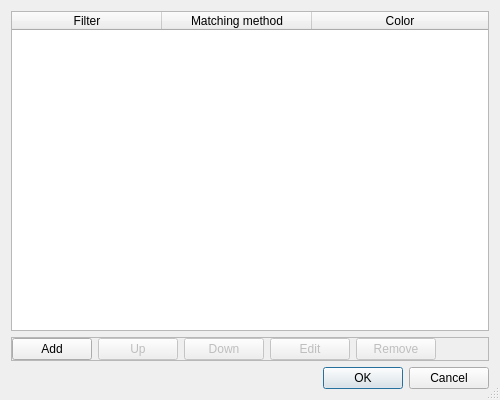
gdevic/Z80Explorer, file src/DialogEditColors.ui: the form before one commit.
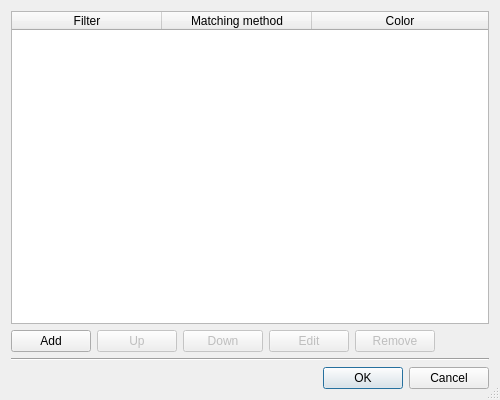
The form after the commit.

Commit message: Rewriting Dialog Edit Colors using a new frameless style

What changed in the file:
```diff
--- a/src/DialogEditColors.ui
+++ b/src/DialogEditColors.ui
@@ -16,28 +16,46 @@
   <property name="sizeGripEnabled">
    <bool>true</bool>
   </property>
-  <layout class="QGridLayout" name="gridLayout">
-   <item row="1" column="0">
-    <widget class="QFrame" name="frame">
-     <property name="frameShape">
-      <enum>QFrame::StyledPanel</enum>
+  <layout class="QVBoxLayout" name="verticalLayout">
+   <item>
+    <widget class="QTableWidget" name="table">
+     <property name="editTriggers">
+      <set>QAbstractItemView::NoEditTriggers</set>
      </property>
-     <property name="frameShadow">
-      <enum>QFrame::Raised</enum>
+     <property name="selectionBehavior">
+      <enum>QAbstractItemView::SelectRows</enum>
      </property>
+     <property name="columnCount">
+      <number>3</number>
+     </property>
+     <attribute name="horizontalHeaderMinimumSectionSize">
+      <number>30</number>
+     </attribute>
+     <attribute name="horizontalHeaderDefaultSectionSize">
+      <number>150</number>
+     </attribute>
+     <attribute name="horizontalHeaderStretchLastSection">
+      <bool>true</bool>
+     </attribute>
+     <column>
+      <property name="text">
+       <string>Filter</string>
+      </property>
+     </column>
+     <column>
+      <property name="text">
+       <string>Matching method</string>
+      </property>
+     </column>
+     <column>
+      <property name="text">
+       <string>Color</string>
+      </property>
+     </column>
+    </widget>
+   </item>
+   <item>
      <layout class="QHBoxLayout" name="horizontalLayout">
-      <property name="leftMargin">
-       <number>0</number>
-      </property>
-      <property name="topMargin">
-       <number>0</number>
-      </property>
-      <property name="rightMargin">
-       <number>0</number>
-      </property>
-      <property name="bottomMargin">
-       <number>0</number>
-      </property>
       <item>
        <widget class="QPushButton" name="btAdd">
         <property name="text">
@@ -92,16 +110,22 @@
         </property>
         <property name="sizeHint" stdset="0">
          <size>
-          <width>224</width>
+         <width>40</width>
           <height>20</height>
          </size>
         </property>
        </spacer>
       </item>
      </layout>
+   </item>
+   <item>
+    <widget class="Line" name="line">
+     <property name="orientation">
+      <enum>Qt::Horizontal</enum>
+     </property>
     </widget>
    </item>
-   <item row="2" column="0">
+   <item>
     <widget class="QDialogButtonBox" name="buttonBox">
      <property name="orientation">
       <enum>Qt::Horizontal</enum>
@@ -111,43 +135,6 @@
      </property>
     </widget>
    </item>
-   <item row="0" column="0">
-    <widget class="QTableWidget" name="table">
-     <property name="editTriggers">
-      <set>QAbstractItemView::NoEditTriggers</set>
-     </property>
-     <property name="selectionBehavior">
-      <enum>QAbstractItemView::SelectRows</enum>
-     </property>
-     <property name="columnCount">
-      <number>3</number>
-     </property>
-     <attribute name="horizontalHeaderMinimumSectionSize">
-      <number>30</number>
-     </attribute>
-     <attribute name="horizontalHeaderDefaultSectionSize">
-      <number>150</number>
-     </attribute>
-     <attribute name="horizontalHeaderStretchLastSection">
-      <bool>true</bool>
-     </attribute>
-     <column>
-      <property name="text">
-       <string>Filter</string>
-      </property>
-     </column>
-     <column>
-      <property name="text">
-       <string>Matching method</string>
-      </property>
-     </column>
-     <column>
-      <property name="text">
-       <string>Color</string>
-      </property>
-     </column>
-    </widget>
-   </item>
   </layout>
  </widget>
  <resources/>
```
Lines whose indentation alone changed are shown as unchanged.
